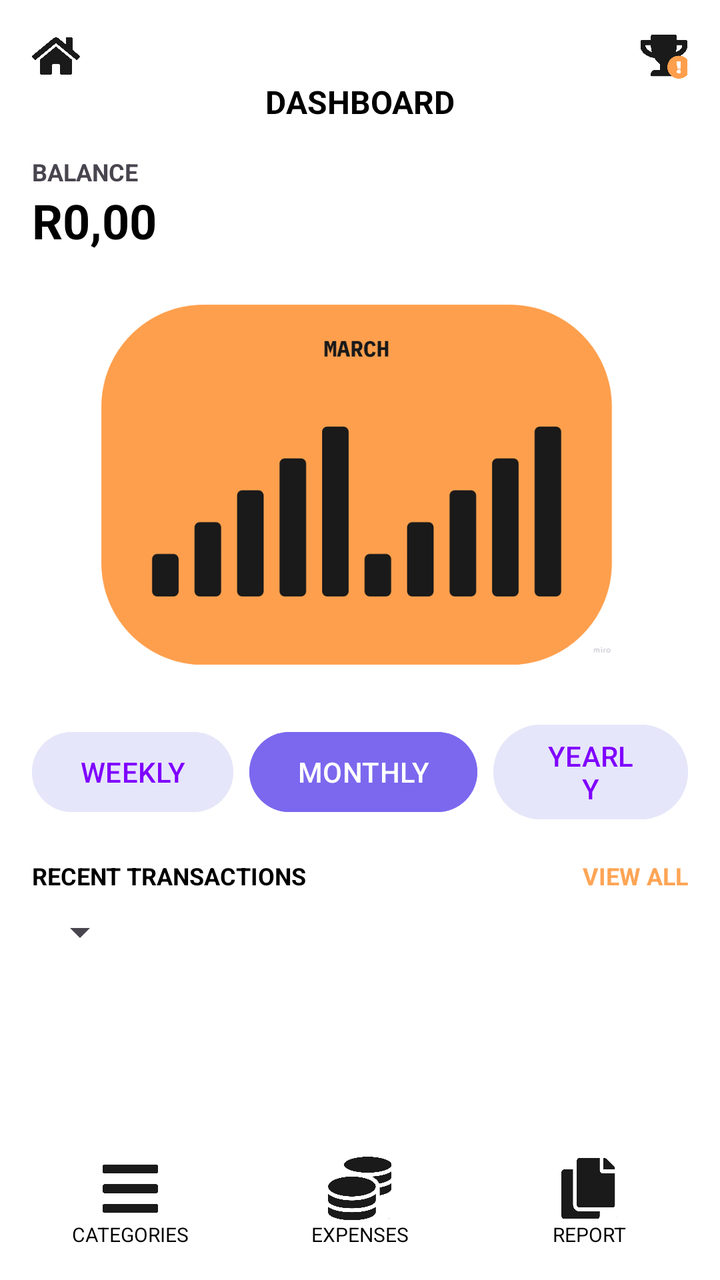
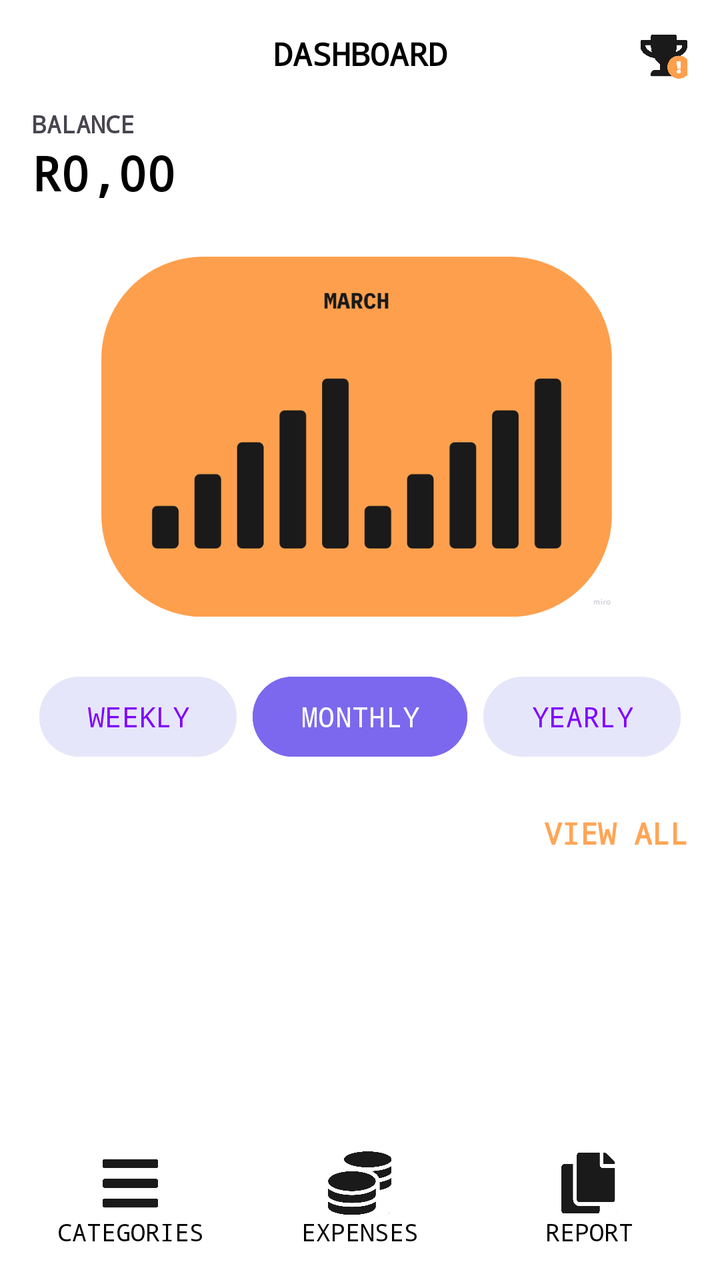

Before-and-after screenshots of an Android layout around one commit, followed by the original layout XML and the change that was made.
<!-- AndroidManifest.xml: application theme Theme.FlashApp -->
<!-- res/layout/activity_dashboard.xml -->
<?xml version="1.0" encoding="utf-8"?>
<androidx.constraintlayout.widget.ConstraintLayout
    xmlns:android="http://schemas.android.com/apk/res/android"
    xmlns:app="http://schemas.android.com/apk/res-auto"
    xmlns:tools="http://schemas.android.com/tools"
    android:id="@+id/main"
    android:layout_width="match_parent"
    android:layout_height="match_parent"
    android:background="#FFFFFF"
    tools:context=".DashboardActivity">

    
    <ImageView
        android:id="@+id/homeIcon"
        android:layout_width="24dp"
        android:layout_height="24dp"
        android:layout_margin="16dp"
        android:src="@drawable/ic_home"
        android:contentDescription="@string/ic_home"
        app:layout_constraintStart_toStartOf="parent"
        app:layout_constraintTop_toTopOf="parent" />

    <ImageView
        android:id="@+id/trophyIcon"
        android:layout_width="24dp"
        android:layout_height="24dp"
        android:layout_margin="16dp"
        android:src="@drawable/ic_trophy"
        android:contentDescription="@string/ic_trophy"
        app:layout_constraintEnd_toEndOf="parent"
        app:layout_constraintTop_toTopOf="parent" />

    
    <TextView
        android:id="@+id/dashboardTitle"
        android:layout_width="wrap_content"
        android:layout_height="wrap_content"
        android:text="DASHBOARD"
        android:textColor="#000000"
        android:textSize="16sp"
        android:textStyle="bold"
        app:layout_constraintTop_toBottomOf="@id/homeIcon"
        app:layout_constraintStart_toStartOf="parent"
        app:layout_constraintEnd_toEndOf="parent" />

    
    <TextView
        android:id="@+id/balanceLabel"
        android:layout_width="wrap_content"
        android:layout_height="wrap_content"
        android:text="BALANCE"
        android:textStyle="bold"
        android:textSize="12sp"
        android:layout_marginTop="16dp"
        android:layout_marginStart="16dp"
        app:layout_constraintTop_toBottomOf="@id/dashboardTitle"
        app:layout_constraintStart_toStartOf="parent" />

    <TextView
        android:id="@+id/balanceAmount"
        android:layout_width="wrap_content"
        android:layout_height="wrap_content"
        android:text="R0,00"
        android:textSize="24sp"
        android:textStyle="bold"
        android:textColor="#000000"
        android:layout_marginStart="16dp"
        app:layout_constraintTop_toBottomOf="@id/balanceLabel"
        app:layout_constraintStart_toStartOf="parent" />

    
    <LinearLayout
        android:id="@+id/graphContainer"
        android:layout_width="0dp"
        android:layout_height="200dp"
        android:orientation="vertical"
        android:gravity="center"
        android:padding="8dp"
        android:layout_marginTop="16dp"
        app:layout_constraintTop_toBottomOf="@id/balanceAmount"
        app:layout_constraintStart_toStartOf="parent"
        app:layout_constraintEnd_toEndOf="parent"
        android:layout_marginHorizontal="16dp">

        <ImageView
            android:layout_width="match_parent"
            android:layout_height="match_parent"
            android:src="@drawable/ic_graph_placeholder"
            android:scaleType="centerInside"
            android:contentDescription="@string/ic_graph_placeholder" />
    </LinearLayout>

    
    <LinearLayout
        android:id="@+id/filterButtons"
        android:layout_width="0dp"
        android:layout_height="wrap_content"
        android:orientation="horizontal"
        android:gravity="center"
        android:layout_marginTop="16dp"
        android:layout_marginHorizontal="16dp"
        app:layout_constraintTop_toBottomOf="@id/graphContainer"
        app:layout_constraintStart_toStartOf="parent"
        app:layout_constraintEnd_toEndOf="parent">

        <Button
            android:layout_width="wrap_content"
            android:layout_height="wrap_content"
            android:text="WEEKLY"
            android:textColor="#7F00FF"
            android:backgroundTint="#E6E6FA" />

        <Button
            android:layout_width="wrap_content"
            android:layout_height="wrap_content"
            android:text="MONTHLY"
            android:textColor="#FFFFFF"
            android:backgroundTint="#7B68EE"
            android:layout_marginStart="8dp"
            android:layout_marginEnd="8dp" />

        <Button
            android:layout_width="wrap_content"
            android:layout_height="wrap_content"
            android:text="YEARLY"
            android:textColor="#7F00FF"
            android:backgroundTint="#E6E6FA" />
    </LinearLayout>

    
    <TextView
        android:id="@+id/recentTransactionsLabel"
        android:layout_width="wrap_content"
        android:layout_height="wrap_content"
        android:text="RECENT TRANSACTIONS"
        android:textColor="#000000"
        android:textSize="12sp"
        android:textStyle="bold"
        android:layout_marginTop="16dp"
        android:layout_marginStart="16dp"
        app:layout_constraintTop_toBottomOf="@id/filterButtons"
        app:layout_constraintStart_toStartOf="parent" />

    <Spinner
        android:id="@+id/filterSpinner"
        android:layout_width="wrap_content"
        android:layout_height="wrap_content"
        android:layout_marginStart="16dp"
        android:layout_marginTop="8dp"
        android:layout_marginBottom="8dp"
        app:layout_constraintTop_toBottomOf="@id/recentTransactionsLabel"
        app:layout_constraintStart_toStartOf="parent"
        />

    <TextView
        android:id="@+id/viewAllText"
        android:layout_width="wrap_content"
        android:layout_height="wrap_content"
        android:text="VIEW ALL"
        android:textColor="#FFA556"
        android:textSize="12sp"
        android:textStyle="bold"
        android:layout_marginEnd="16dp"
        app:layout_constraintBaseline_toBaselineOf="@id/recentTransactionsLabel"
        app:layout_constraintEnd_toEndOf="parent" />

    
    <androidx.recyclerview.widget.RecyclerView
        android:id="@+id/recyclerView"
        android:layout_width="0dp"
        android:layout_height="0dp"
        android:layout_marginBottom="8dp"
        android:clipToPadding="false"
        app:layout_constraintBottom_toTopOf="@id/bottomNav"
        app:layout_constraintEnd_toEndOf="parent"
        app:layout_constraintStart_toStartOf="parent"
        app:layout_constraintTop_toBottomOf="@+id/filterSpinner"
        />

    
    <LinearLayout
        android:id="@+id/bottomNav"
        android:layout_width="0dp"
        android:layout_height="wrap_content"
        android:orientation="horizontal"
        android:weightSum="3"
        android:gravity="center"
        android:padding="8dp"
        android:layout_marginBottom="8dp"
        app:layout_constraintBottom_toBottomOf="parent"
        app:layout_constraintStart_toStartOf="parent"
        app:layout_constraintEnd_toEndOf="parent">

        
        <LinearLayout
            android:id="@+id/categoriesLayout"
            android:layout_width="0dp"
            android:layout_height="wrap_content"
            android:layout_weight="1"
            android:orientation="vertical"
            android:gravity="center"
            android:clickable="true"
            android:focusable="true">

            <ImageView
                android:layout_width="32dp"
                android:layout_height="32dp"
                android:src="@drawable/ic_list"
                android:contentDescription="@string/ic_list" />
            <TextView
                android:layout_width="wrap_content"
                android:layout_height="wrap_content"
                android:text="CATEGORIES"
                android:textColor="#000000"
                android:textSize="10sp" />
        </LinearLayout>

        
        <LinearLayout
            android:id="@+id/expenseLayout"
            android:layout_width="0dp"
            android:layout_height="wrap_content"
            android:layout_weight="1"
            android:orientation="vertical"
            android:gravity="center"
            android:clickable="true"
            android:focusable="true">

            <ImageView
                android:layout_width="32dp"
                android:layout_height="32dp"
                android:src="@drawable/ic_coins"
                android:contentDescription="@string/ic_coins" />
            <TextView
                android:layout_width="wrap_content"
                android:layout_height="wrap_content"
                android:text="EXPENSES"
                android:textColor="#000000"
                android:textSize="10sp" />
        </LinearLayout>

        
        <LinearLayout
            android:id="@+id/CategorylistLayout"
            android:layout_width="0dp"
            android:layout_height="wrap_content"
            android:layout_weight="1"
            android:orientation="vertical"
            android:gravity="center">

            <ImageView
                android:layout_width="32dp"
                android:layout_height="32dp"
                android:src="@drawable/ic_report"
                android:contentDescription="@string/ic_report" />
            <TextView
                android:layout_width="wrap_content"
                android:layout_height="wrap_content"
                android:text="REPORT"
                android:textColor="#000000"
                android:textSize="10sp" />
        </LinearLayout>

    </LinearLayout>

</androidx.constraintlayout.widget.ConstraintLayout>
<!-- resources referenced by this layout -->
<resources>
  <!-- drawable ic_coins: png bitmap (drawable, 27770 bytes) -->
  <!-- drawable ic_graph_placeholder: png bitmap (drawable, 32364 bytes) -->
  <!-- drawable ic_home: png bitmap (drawable, 31080 bytes) -->
  <!-- drawable ic_list: png bitmap (drawable, 10699 bytes) -->
  <!-- drawable ic_report: png bitmap (drawable, 14881 bytes) -->
  <!-- drawable ic_trophy: png bitmap (drawable, 35909 bytes) -->
  <string name="ic_coins">Expenses icon</string>
  <string name="ic_graph_placeholder">Graph placeholder</string>
  <string name="ic_home">Home icon</string>
  <string name="ic_list">Categories icon</string>
  <string name="ic_report">Report icon</string>
  <string name="ic_trophy">Trophy icon</string>
  <style name="Theme.FlashApp" parent="Base.Theme.FlashApp" />
  <style name="Base.Theme.FlashApp" parent="Theme.Material3.DayNight.NoActionBar">
          
          
      </style>
</resources>

<!-- the commit's change to res/layout/activity_dashboard.xml (unified diff, before → after) -->
@@ -10,15 +10,6 @@
     tools:context=".DashboardActivity">
 
     
-    <ImageView
-        android:id="@+id/homeIcon"
-        android:layout_width="24dp"
-        android:layout_height="24dp"
-        android:layout_margin="16dp"
-        android:src="@drawable/ic_home"
-        android:contentDescription="@string/ic_home"
-        app:layout_constraintStart_toStartOf="parent"
-        app:layout_constraintTop_toTopOf="parent" />
 
     <ImageView
         android:id="@+id/trophyIcon"
@@ -35,13 +26,14 @@
         android:id="@+id/dashboardTitle"
         android:layout_width="wrap_content"
         android:layout_height="wrap_content"
+        android:fontFamily="monospace"
         android:text="DASHBOARD"
         android:textColor="#000000"
         android:textSize="16sp"
         android:textStyle="bold"
-        app:layout_constraintTop_toBottomOf="@id/homeIcon"
-        app:layout_constraintStart_toStartOf="parent"
-        app:layout_constraintEnd_toEndOf="parent" />
+        app:layout_constraintEnd_toEndOf="parent"
+        app:layout_constraintStart_toStartOf="parent"
+        app:layout_constraintTop_toTopOf="@+id/trophyIcon" />
 
     
     <TextView
@@ -51,6 +43,7 @@
         android:text="BALANCE"
         android:textStyle="bold"
         android:textSize="12sp"
+        android:fontFamily="monospace"
         android:layout_marginTop="16dp"
         android:layout_marginStart="16dp"
         app:layout_constraintTop_toBottomOf="@id/dashboardTitle"
@@ -64,6 +57,7 @@
         android:textSize="24sp"
         android:textStyle="bold"
         android:textColor="#000000"
+        android:fontFamily="monospace"
         android:layout_marginStart="16dp"
         app:layout_constraintTop_toBottomOf="@id/balanceLabel"
         app:layout_constraintStart_toStartOf="parent" />
@@ -108,7 +102,8 @@
             android:layout_height="wrap_content"
             android:text="WEEKLY"
             android:textColor="#7F00FF"
-            android:backgroundTint="#E6E6FA" />
+            android:backgroundTint="#E6E6FA"
+            android:fontFamily="monospace" />
 
         <Button
             android:layout_width="wrap_content"
@@ -117,65 +112,57 @@
             android:textColor="#FFFFFF"
             android:backgroundTint="#7B68EE"
             android:layout_marginStart="8dp"
-            android:layout_marginEnd="8dp" />
+            android:layout_marginEnd="8dp"
+            android:fontFamily="monospace" />
 
         <Button
             android:layout_width="wrap_content"
             android:layout_height="wrap_content"
             android:text="YEARLY"
             android:textColor="#7F00FF"
-            android:backgroundTint="#E6E6FA" />
+            android:backgroundTint="#E6E6FA"
+            android:fontFamily="monospace" />
     </LinearLayout>
-
-    
-    <TextView
-        android:id="@+id/recentTransactionsLabel"
-        android:layout_width="wrap_content"
-        android:layout_height="wrap_content"
-        android:text="RECENT TRANSACTIONS"
-        android:textColor="#000000"
-        android:textSize="12sp"
-        android:textStyle="bold"
-        android:layout_marginTop="16dp"
-        android:layout_marginStart="16dp"
-        app:layout_constraintTop_toBottomOf="@id/filterButtons"
-        app:layout_constraintStart_toStartOf="parent" />
 
     <Spinner
         android:id="@+id/filterSpinner"
-        android:layout_width="wrap_content"
+        android:layout_width="120dp"
         android:layout_height="wrap_content"
         android:layout_marginStart="16dp"
-        android:layout_marginTop="8dp"
-        android:layout_marginBottom="8dp"
-        app:layout_constraintTop_toBottomOf="@id/recentTransactionsLabel"
-        app:layout_constraintStart_toStartOf="parent"
-        />
+        android:background="@drawable/spinner_background"
+        android:popupBackground="#FFFFFF"
+        android:textAlignment="center"
+        app:layout_constraintStart_toStartOf="parent"
+        app:layout_constraintTop_toTopOf="@+id/viewAllText" />
+
+    
 
     <TextView
         android:id="@+id/viewAllText"
         android:layout_width="wrap_content"
         android:layout_height="wrap_content"
+        android:layout_marginTop="16dp"
+        android:layout_marginEnd="16dp"
+        android:fontFamily="monospace"
+        android:paddingTop="8dp"
         android:text="VIEW ALL"
         android:textColor="#FFA556"
-        android:textSize="12sp"
-        android:textStyle="bold"
-        android:layout_marginEnd="16dp"
-        app:layout_constraintBaseline_toBaselineOf="@id/recentTransactionsLabel"
-        app:layout_constraintEnd_toEndOf="parent" />
-
-    
+        android:textSize="15sp"
+        android:textStyle="bold"
+        app:layout_constraintEnd_toEndOf="parent"
+        app:layout_constraintTop_toBottomOf="@+id/filterButtons" />
+
     <androidx.recyclerview.widget.RecyclerView
         android:id="@+id/recyclerView"
         android:layout_width="0dp"
         android:layout_height="0dp"
+        android:layout_marginTop="12dp"
         android:layout_marginBottom="8dp"
         android:clipToPadding="false"
         app:layout_constraintBottom_toTopOf="@id/bottomNav"
         app:layout_constraintEnd_toEndOf="parent"
         app:layout_constraintStart_toStartOf="parent"
-        app:layout_constraintTop_toBottomOf="@+id/filterSpinner"
-        />
+        app:layout_constraintTop_toBottomOf="@+id/filterSpinner" />
 
     
     <LinearLayout
@@ -191,7 +178,6 @@
         app:layout_constraintStart_toStartOf="parent"
         app:layout_constraintEnd_toEndOf="parent">
 
-        
         <LinearLayout
             android:id="@+id/categoriesLayout"
             android:layout_width="0dp"
@@ -212,10 +198,10 @@
                 android:layout_height="wrap_content"
                 android:text="CATEGORIES"
                 android:textColor="#000000"
-                android:textSize="10sp" />
+                android:textSize="12sp"
+                android:fontFamily="monospace" />
         </LinearLayout>
 
-        
         <LinearLayout
             android:id="@+id/expenseLayout"
             android:layout_width="0dp"
@@ -236,10 +222,10 @@
                 android:layout_height="wrap_content"
                 android:text="EXPENSES"
                 android:textColor="#000000"
-                android:textSize="10sp" />
+                android:textSize="12sp"
+                android:fontFamily="monospace" />
         </LinearLayout>
 
-        
         <LinearLayout
             android:id="@+id/CategorylistLayout"
             android:layout_width="0dp"
@@ -258,9 +244,8 @@
                 android:layout_height="wrap_content"
                 android:text="REPORT"
                 android:textColor="#000000"
-                android:textSize="10sp" />
+                android:textSize="12sp"
+                android:fontFamily="monospace" />
         </LinearLayout>
-
     </LinearLayout>
-
 </androidx.constraintlayout.widget.ConstraintLayout>
<!-- resource entries referenced after the edit -->
@@ -2,13 +2,18 @@
 <resources>
   <!-- drawable ic_coins: png bitmap (drawable, 27770 bytes) -->
   <!-- drawable ic_graph_placeholder: png bitmap (drawable, 32364 bytes) -->
-  <!-- drawable ic_home: png bitmap (drawable, 31080 bytes) -->
   <!-- drawable ic_list: png bitmap (drawable, 10699 bytes) -->
   <!-- drawable ic_report: png bitmap (drawable, 14881 bytes) -->
   <!-- drawable ic_trophy: png bitmap (drawable, 35909 bytes) -->
+  <!-- drawable spinner_background (drawable) -->
+  <shape xmlns:android="http://schemas.android.com/apk/res/android"
+      android:shape="rectangle">
+      <solid android:color="#E6E6FA" />
+      <corners android:radius="8dp" />
+      <stroke android:width="1dp" android:color="#7B68EE"/>
+  </shape>
   <string name="ic_coins">Expenses icon</string>
   <string name="ic_graph_placeholder">Graph placeholder</string>
-  <string name="ic_home">Home icon</string>
   <string name="ic_list">Categories icon</string>
   <string name="ic_report">Report icon</string>
   <string name="ic_trophy">Trophy icon</string>
